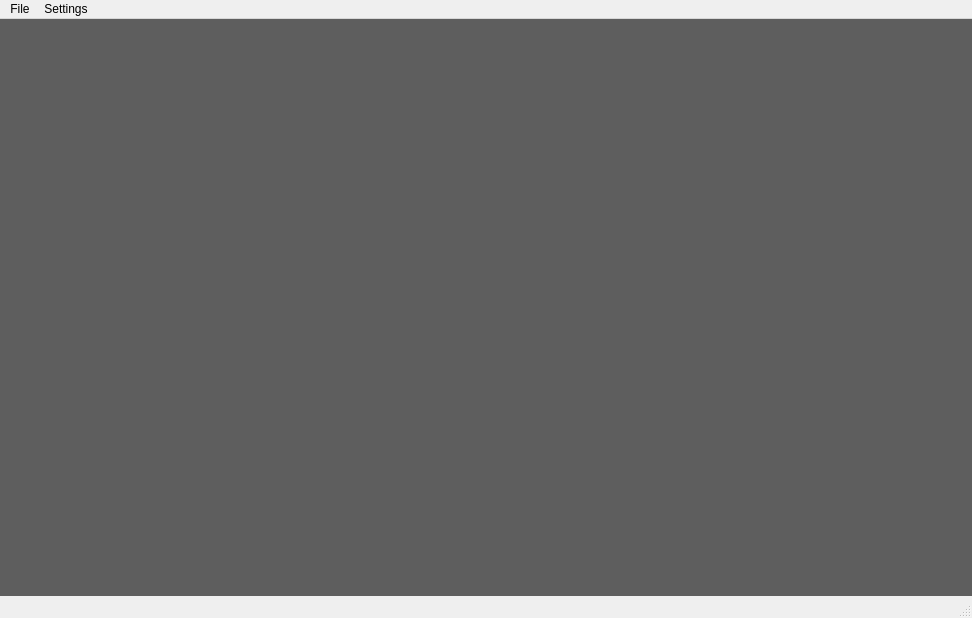
Before: the Qt Designer form SuperTicTacToe/mainwindow.ui in beastboy92/SuperTicTacToe, drawn with Qt 5.
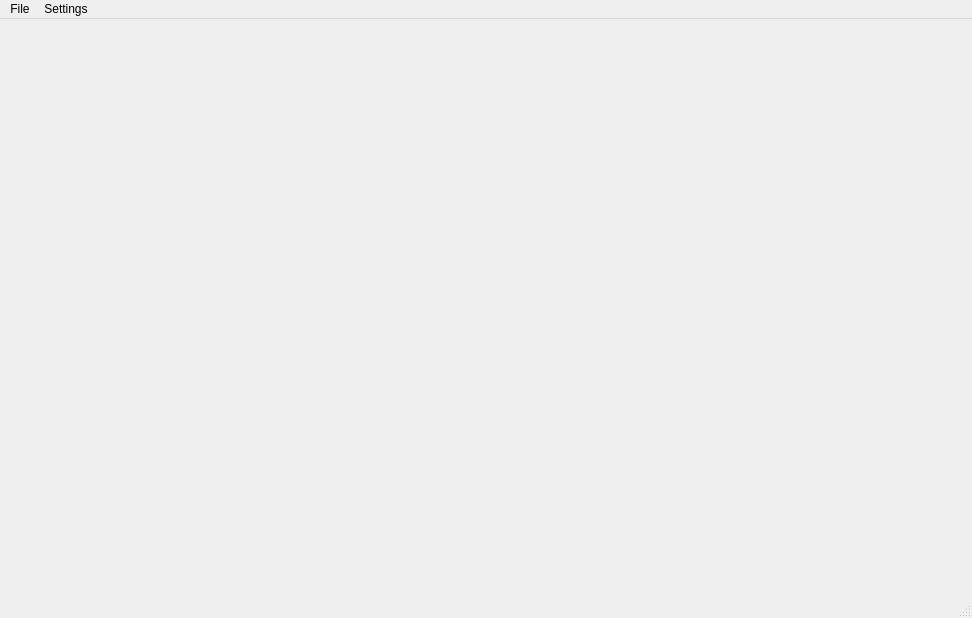
After: the same form once the commit is applied.

```diff
--- a/SuperTicTacToe/mainwindow.ui
+++ b/SuperTicTacToe/mainwindow.ui
@@ -14,9 +14,6 @@
    <string>Super Tic Tac Toe</string>
   </property>
   <widget class="QWidget" name="centralWidget">
-   <property name="styleSheet">
-    <string notr="true">background-color: rgb(94, 94, 94);</string>
-   </property>
    <layout class="QGridLayout" name="centralGrid">
     <property name="spacing">
      <number>15</number>
```
Left out of the diff: 6 changed lines with no effect on the pictures.
